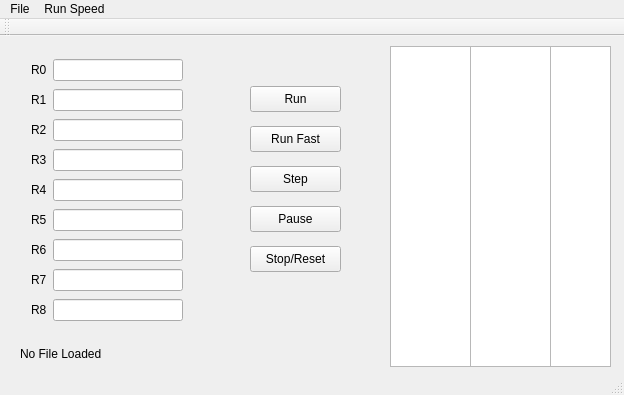
Qt form a3k-src/UI/a3k.ui (kueller/a3k) before a commit.
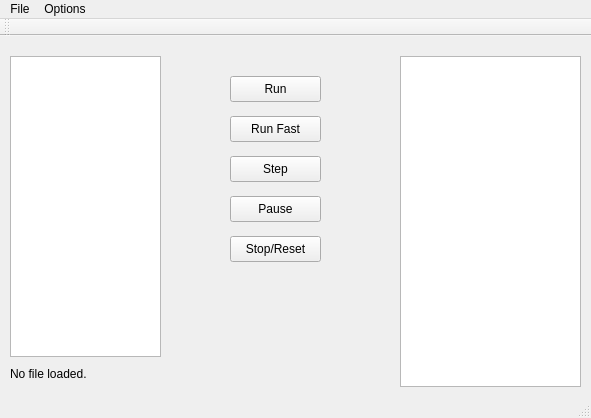
The same form after that commit.

```diff
--- a/a3k-src/UI/a3k.ui
+++ b/a3k-src/UI/a3k.ui
@@ -6,276 +6,62 @@
    <rect>
     <x>0</x>
     <y>0</y>
-    <width>624</width>
-    <height>395</height>
+    <width>591</width>
+    <height>418</height>
    </rect>
   </property>
   <property name="windowTitle">
    <string>a3k</string>
   </property>
   <widget class="QWidget" name="centralWidget">
-   <widget class="QPushButton" name="stepButton">
+   <widget class="QListWidget" name="memList">
     <property name="geometry">
      <rect>
-      <x>250</x>
-      <y>130</y>
-      <width>91</width>
-      <height>26</height>
+      <x>400</x>
+      <y>20</y>
+      <width>181</width>
+      <height>331</height>
      </rect>
     </property>
-    <property name="text">
-     <string>Step</string>
+    <property name="font">
+     <font>
+      <family>DejaVu Sans Mono</family>
+     </font>
     </property>
    </widget>
    <widget class="QListWidget" name="opList">
     <property name="geometry">
      <rect>
-      <x>550</x>
-      <y>10</y>
-      <width>61</width>
-      <height>321</height>
+      <x>10</x>
+      <y>20</y>
+      <width>151</width>
+      <height>301</height>
      </rect>
     </property>
-   </widget>
-   <widget class="QListWidget" name="insnList">
-    <property name="geometry">
-     <rect>
-      <x>470</x>
-      <y>10</y>
-      <width>81</width>
-      <height>321</height>
-     </rect>
+    <property name="font">
+     <font>
+      <family>DejaVu Sans Mono</family>
+     </font>
     </property>
    </widget>
-   <widget class="QListWidget" name="addrList">
+   <widget class="QLabel" name="statusLabel">
     <property name="geometry">
      <rect>
-      <x>390</x>
-      <y>10</y>
-      <width>81</width>
-      <height>321</height>
+      <x>10</x>
+      <y>330</y>
+      <width>191</width>
+      <height>16</height>
      </rect>
     </property>
-   </widget>
-   <widget class="QWidget" name="layoutWidget">
-    <property name="geometry">
-     <rect>
-      <x>20</x>
-      <y>10</y>
-      <width>174</width>
-      <height>293</height>
-     </rect>
-    </property>
-    <layout class="QVBoxLayout" name="verticalLayout_2">
-     <item>
-      <layout class="QHBoxLayout" name="horizontalLayout">
-       <item>
-        <widget class="QLabel" name="label">
-         <property name="text">
-          <string>R0</string>
-         </property>
-        </widget>
-       </item>
-       <item>
-        <widget class="QLineEdit" name="reg_0">
-         <property name="alignment">
-          <set>Qt::AlignRight|Qt::AlignTrailing|Qt::AlignVCenter</set>
-         </property>
-         <property name="readOnly">
-          <bool>true</bool>
-         </property>
-        </widget>
-       </item>
-      </layout>
-     </item>
-     <item>
-      <layout class="QHBoxLayout" name="horizontalLayout_2">
-       <item>
-        <widget class="QLabel" name="label_2">
-         <property name="text">
-          <string>R1</string>
-         </property>
-        </widget>
-       </item>
-       <item>
-        <widget class="QLineEdit" name="reg_1">
-         <property name="alignment">
-          <set>Qt::AlignRight|Qt::AlignTrailing|Qt::AlignVCenter</set>
-         </property>
-         <property name="readOnly">
-          <bool>true</bool>
-         </property>
-        </widget>
-       </item>
-      </layout>
-     </item>
-     <item>
-      <layout class="QHBoxLayout" name="horizontalLayout_3">
-       <item>
-        <widget class="QLabel" name="label_3">
-         <property name="text">
-          <string>R2</string>
-         </property>
-        </widget>
-       </item>
-       <item>
-        <widget class="QLineEdit" name="reg_2">
-         <property name="alignment">
-          <set>Qt::AlignRight|Qt::AlignTrailing|Qt::AlignVCenter</set>
-         </property>
-         <property name="readOnly">
-          <bool>true</bool>
-         </property>
-        </widget>
-       </item>
-      </layout>
-     </item>
-     <item>
-      <layout class="QHBoxLayout" name="horizontalLayout_4">
-       <item>
-        <widget class="QLabel" name="label_4">
-         <property name="text">
-          <string>R3</string>
-         </property>
-        </widget>
-       </item>
-       <item>
-        <widget class="QLineEdit" name="reg_3">
-         <property name="alignment">
-          <set>Qt::AlignRight|Qt::AlignTrailing|Qt::AlignVCenter</set>
-         </property>
-         <property name="readOnly">
-          <bool>true</bool>
-         </property>
-        </widget>
-       </item>
-      </layout>
-     </item>
-     <item>
-      <layout class="QHBoxLayout" name="horizontalLayout_5">
-       <item>
-        <widget class="QLabel" name="label_5">
-         <property name="text">
-          <string>R4</string>
-         </property>
-        </widget>
-       </item>
-       <item>
-        <widget class="QLineEdit" name="reg_4">
-         <property name="alignment">
-          <set>Qt::AlignRight|Qt::AlignTrailing|Qt::AlignVCenter</set>
-         </property>
-         <property name="readOnly">
-          <bool>true</bool>
-         </property>
-        </widget>
-       </item>
-      </layout>
-     </item>
-     <item>
-      <layout class="QHBoxLayout" name="horizontalLayout_6">
-       <item>
-        <widget class="QLabel" name="label_6">
-         <property name="text">
-          <string>R5</string>
-         </property>
-        </widget>
-       </item>
-       <item>
-        <widget class="QLineEdit" name="reg_5">
-         <property name="alignment">
-          <set>Qt::AlignRight|Qt::AlignTrailing|Qt::AlignVCenter</set>
-         </property>
-         <property name="readOnly">
-          <bool>true</bool>
-         </property>
-        </widget>
-       </item>
-      </layout>
-     </item>
-     <item>
-      <layout class="QHBoxLayout" name="horizontalLayout_7">
-       <item>
-        <widget class="QLabel" name="label_7">
-         <property name="text">
-          <string>R6</string>
-         </property>
-        </widget>
-       </item>
-       <item>
-        <widget class="QLineEdit" name="reg_6">
-         <property name="alignment">
-          <set>Qt::AlignRight|Qt::AlignTrailing|Qt::AlignVCenter</set>
-         </property>
-         <property name="readOnly">
-          <bool>true</bool>
-         </property>
-        </widget>
-       </item>
-      </layout>
-     </item>
-     <item>
-      <layout class="QHBoxLayout" name="horizontalLayout_8">
-       <item>
-        <widget class="QLabel" name="label_8">
-         <property name="text">
-          <string>R7</string>
-         </property>
-        </widget>
-       </item>
-       <item>
-        <widget class="QLineEdit" name="reg_7">
-         <property name="alignment">
-          <set>Qt::AlignRight|Qt::AlignTrailing|Qt::AlignVCenter</set>
-         </property>
-         <property name="readOnly">
-          <bool>true</bool>
-         </property>
-        </widget>
-       </item>
-      </layout>
-     </item>
-     <item>
-      <layout class="QHBoxLayout" name="horizontalLayout_9">
-       <item>
-        <widget class="QLabel" name="label_9">
-         <property name="text">
-          <string>R8</string>
-         </property>
-        </widget>
-       </item>
-       <item>
-        <widget class="QLineEdit" name="reg_8">
-         <property name="alignment">
-          <set>Qt::AlignRight|Qt::AlignTrailing|Qt::AlignVCenter</set>
-         </property>
-         <property name="readOnly">
-          <bool>true</bool>
-         </property>
-        </widget>
-       </item>
-      </layout>
-     </item>
-    </layout>
-   </widget>
-   <widget class="QPushButton" name="fastButton">
-    <property name="geometry">
-     <rect>
-      <x>250</x>
-      <y>90</y>
-      <width>91</width>
-      <height>26</height>
-     </rect>
-    </property>
     <property name="text">
-     <string>Run Fast</string>
+     <string>No file loaded.</string>
     </property>
    </widget>
    <widget class="QPushButton" name="runButton">
     <property name="geometry">
      <rect>
-      <x>250</x>
-      <y>50</y>
+      <x>230</x>
+      <y>40</y>
       <width>91</width>
       <height>26</height>
      </rect>
@@ -284,11 +70,50 @@
      <string>Run</string>
     </property>
    </widget>
+   <widget class="QPushButton" name="runFastButton">
+    <property name="geometry">
+     <rect>
+      <x>230</x>
+      <y>80</y>
+      <width>91</width>
+      <height>26</height>
+     </rect>
+    </property>
+    <property name="text">
+     <string>Run Fast</string>
+    </property>
+   </widget>
+   <widget class="QPushButton" name="stepButton">
+    <property name="geometry">
+     <rect>
+      <x>230</x>
+      <y>120</y>
+      <width>91</width>
+      <height>26</height>
+     </rect>
+    </property>
+    <property name="text">
+     <string>Step</string>
+    </property>
+   </widget>
+   <widget class="QPushButton" name="pauseButton">
+    <property name="geometry">
+     <rect>
+      <x>230</x>
+      <y>160</y>
+      <width>91</width>
+      <height>26</height>
+     </rect>
+    </property>
+    <property name="text">
+     <string>Pause</string>
+    </property>
+   </widget>
    <widget class="QPushButton" name="stopButton">
     <property name="geometry">
      <rect>
-      <x>250</x>
-      <y>210</y>
+      <x>230</x>
+      <y>200</y>
       <width>91</width>
       <height>26</height>
      </rect>
@@ -297,39 +122,13 @@
      <string>Stop/Reset</string>
     </property>
    </widget>
-   <widget class="QPushButton" name="Pause">
-    <property name="geometry">
-     <rect>
-      <x>250</x>
-      <y>170</y>
-      <width>91</width>
-      <height>26</height>
-     </rect>
-    </property>
-    <property name="text">
-     <string>Pause</string>
-    </property>
-   </widget>
-   <widget class="QLabel" name="fileLabel">
-    <property name="geometry">
-     <rect>
-      <x>20</x>
-      <y>310</y>
-      <width>171</width>
-      <height>16</height>
-     </rect>
-    </property>
-    <property name="text">
-     <string>No File Loaded</string>
-    </property>
-   </widget>
   </widget>
   <widget class="QMenuBar" name="menuBar">
    <property name="geometry">
     <rect>
      <x>0</x>
      <y>0</y>
-     <width>624</width>
+     <width>591</width>
      <height>21</height>
     </rect>
    </property>
@@ -339,9 +138,9 @@
     </property>
     <addaction name="actionOpen"/>
    </widget>
-   <widget class="QMenu" name="menuRun_Speed_2">
+   <widget class="QMenu" name="menuOptions">
     <property name="title">
-     <string>Run Speed</string>
+     <string>Options</string>
     </property>
     <addaction name="action50"/>
     <addaction name="action100_2"/>
@@ -349,7 +148,7 @@
     <addaction name="action300_2"/>
    </widget>
    <addaction name="menuFile"/>
-   <addaction name="menuRun_Speed_2"/>
+   <addaction name="menuOptions"/>
   </widget>
   <widget class="QToolBar" name="mainToolBar">
    <attribute name="toolBarArea">
```
Left out of the diff: 57 changed lines with no effect on the pictures.
